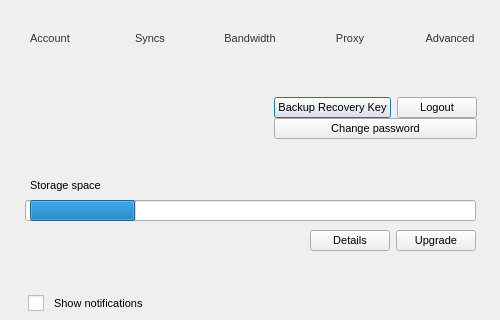
First picture: the form in src/MEGASync/gui/macx/SettingsDialog.ui, repository meganz/MEGAsync, before the edit; both pictures show x 0 to 500 and y 0 to 320 of the 500 by 648 pixel window.
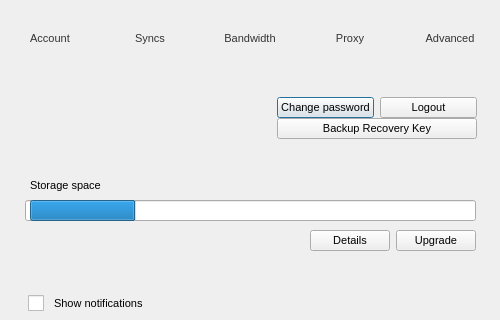
Second picture: the form after the edit. Icons and pictures are not drawn.

Commit message: Swap place of export and password buttons to better manage long strings

```diff
--- a/src/MEGASync/gui/macx/SettingsDialog.ui
+++ b/src/MEGASync/gui/macx/SettingsDialog.ui
@@ -853,21 +853,9 @@
                  <number>0</number>
                 </property>
                 <item>
-                 <widget class="QPushButton" name="bExportMasterKey">
-                  <property name="sizePolicy">
-                   <sizepolicy hsizetype="Preferred" vsizetype="Preferred">
-                    <horstretch>0</horstretch>
-                    <verstretch>0</verstretch>
-                   </sizepolicy>
-                  </property>
-                  <property name="maximumSize">
-                   <size>
-                    <width>16777215</width>
-                    <height>32</height>
-                   </size>
-                  </property>
+                 <widget class="QPushButton" name="bChangePassword">
                   <property name="text">
-                   <string>Backup Recovery Key</string>
+                   <string>Change password</string>
                   </property>
                  </widget>
                 </item>
@@ -927,9 +915,21 @@
                  <number>0</number>
                 </property>
                 <item>
-                 <widget class="QPushButton" name="bChangePassword">
+                 <widget class="QPushButton" name="bExportMasterKey">
+                  <property name="sizePolicy">
+                   <sizepolicy hsizetype="Preferred" vsizetype="Preferred">
+                    <horstretch>0</horstretch>
+                    <verstretch>0</verstretch>
+                   </sizepolicy>
+                  </property>
+                  <property name="maximumSize">
+                   <size>
+                    <width>16777215</width>
+                    <height>32</height>
+                   </size>
+                  </property>
                   <property name="text">
-                   <string>Change password</string>
+                   <string>Backup Recovery Key</string>
                   </property>
                  </widget>
                 </item>
```
The commit also changes 2 other files.
